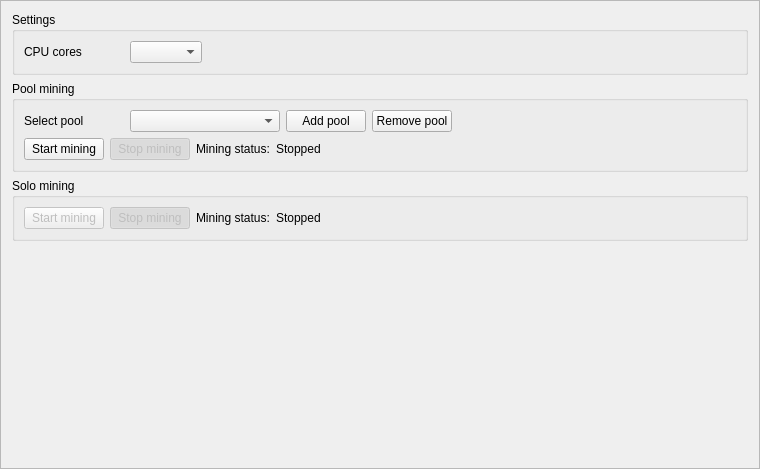
Old version of the form src/gui/ui/miningframe.ui in the repository mygirl8893/Catalyst-Classic-3.0.4.
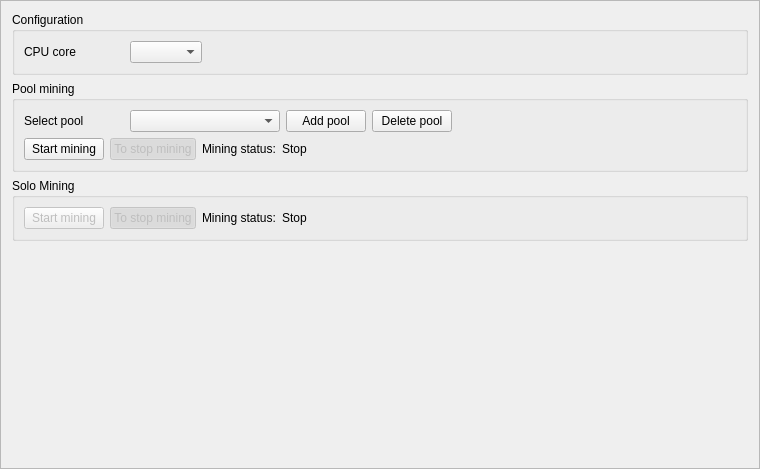
New version of the form. Icons and pictures are not drawn.

Diff of the .ui file:
```diff
--- a/src/gui/ui/miningframe.ui
+++ b/src/gui/ui/miningframe.ui
@@ -123,7 +123,7 @@
            <bool>false</bool>
           </property>
           <property name="text">
-           <string>Stop mining</string>
+           <string>To stop mining</string>
           </property>
           <property name="checkable">
            <bool>true</bool>
@@ -139,7 +139,7 @@
         <item row="0" column="3">
          <widget class="QLabel" name="m_poolLabel">
           <property name="text">
-           <string>Stopped</string>
+           <string>Stop</string>
           </property>
          </widget>
         </item>
@@ -155,7 +155,7 @@
       <item row="0" column="3">
        <widget class="QPushButton" name="m_delPoolButton">
         <property name="text">
-         <string>Remove pool</string>
+         <string>Delete pool</string>
         </property>
         <property name="icon">
          <iconset resource="../../resources.qrc">
@@ -173,7 +173,7 @@
    <item row="0" column="0">
     <widget class="QGroupBox" name="groupBox_3">
      <property name="title">
-      <string>Settings</string>
+      <string>Configuration</string>
      </property>
      <layout class="QGridLayout" name="gridLayout">
       <item row="0" column="0">
@@ -185,7 +185,7 @@
          </size>
         </property>
         <property name="text">
-         <string>CPU cores</string>
+         <string>CPU core</string>
         </property>
        </widget>
       </item>
@@ -217,7 +217,7 @@
       </size>
      </property>
      <property name="title">
-      <string>Solo mining</string>
+      <string>Solo Mining</string>
      </property>
      <layout class="QGridLayout" name="gridLayout_4">
       <item row="0" column="4">
@@ -239,7 +239,7 @@
          <bool>false</bool>
         </property>
         <property name="text">
-         <string>Stop mining</string>
+         <string>To stop mining</string>
         </property>
         <property name="checkable">
          <bool>true</bool>
@@ -271,7 +271,7 @@
       <item row="0" column="3">
        <widget class="QLabel" name="m_soloLabel">
         <property name="text">
-         <string>Stopped</string>
+         <string>Stop</string>
         </property>
        </widget>
       </item>
```
